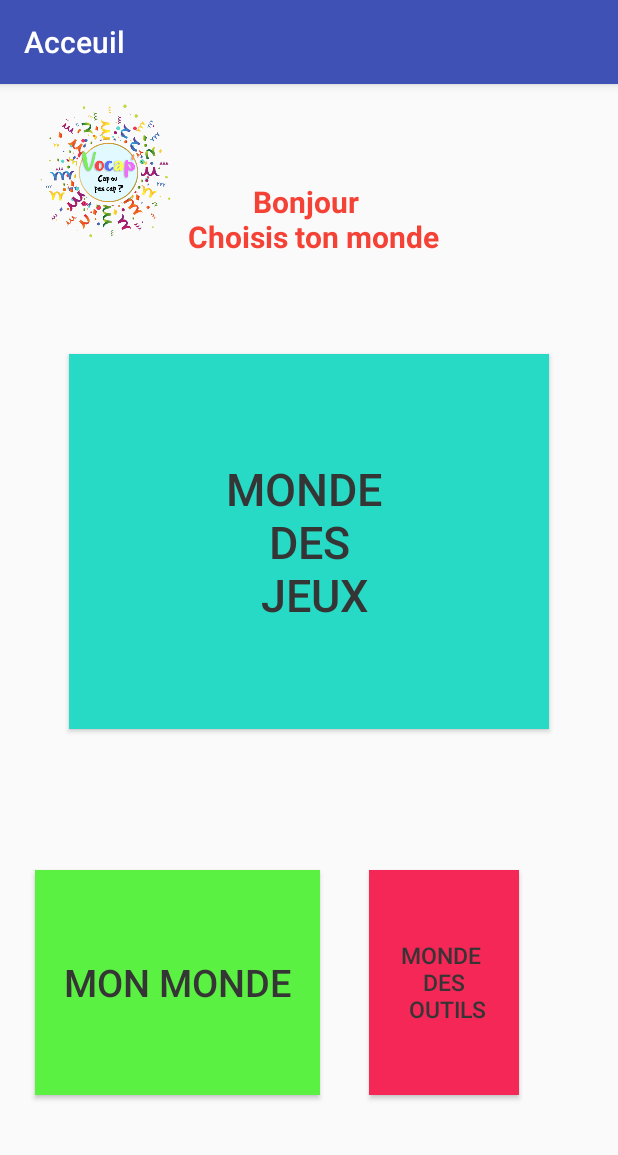
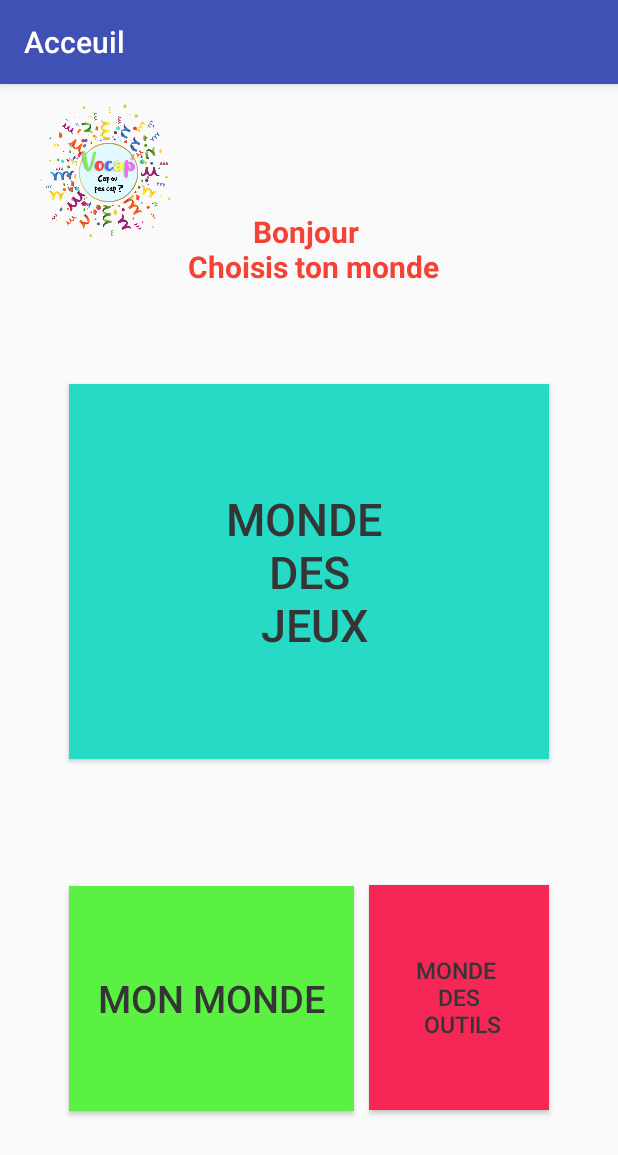
Before and after one commit to Besma96/Vocap, an Android app: the Welcome screen opened directly, with no data from a screen before it, on a phone screen of 412 x 824 dp. Shown: the top 1155 px of the screen. Run offline under Robolectric (Android 15) with nearby library versions, the phone set to English and light mode, and no system bars.

Commit message:
v1 : change welcom screen

```diff
--- a/app/src/main/res/layout/activity_welcome.xml
+++ b/app/src/main/res/layout/activity_welcome.xml
@@ -19,7 +19,7 @@
         android:id="@+id/TV_welcome_title"
         android:layout_width="190dp"
         android:layout_height="100dp"
-        android:layout_marginTop="40dp"
+        android:layout_marginTop="60dp"
         android:gravity="center"
         android:text="Bonjour \n Choisis ton monde"
         android:textColor="#F44336"
@@ -48,9 +48,8 @@
         android:id="@+id/B_own_world"
         android:layout_width="190dp"
         android:layout_height="150dp"
-        android:layout_marginStart="20dp"
         android:layout_marginTop="20dp"
-        android:layout_marginEnd="30dp"
+        android:layout_marginEnd="20dp"
         android:layout_marginBottom="20dp"
         android:background="#5BF142"
         android:text="Mon monde"
@@ -58,15 +57,16 @@
         android:textSize="25dp"
         app:layout_constraintBottom_toBottomOf="parent"
         app:layout_constraintEnd_toStartOf="@+id/B_tool_world"
-        app:layout_constraintStart_toStartOf="parent"
-        app:layout_constraintTop_toBottomOf="@+id/B_game_world" />
+        app:layout_constraintHorizontal_bias="0.0"
+        app:layout_constraintStart_toStartOf="@+id/B_game_world"
+        app:layout_constraintTop_toBottomOf="@+id/B_game_world"
+        app:layout_constraintVertical_bias="0.505" />
 
     <Button
         android:id="@+id/B_tool_world"
-        android:layout_width="100dp"
+        android:layout_width="120dp"
         android:layout_height="150dp"
         android:layout_marginTop="20dp"
-        android:layout_marginEnd="20dp"
         android:layout_marginBottom="20dp"
         android:background="#F52757"
         android:text="Monde \n des \n outils"
```
Also changed, not shown: 1 other file.
